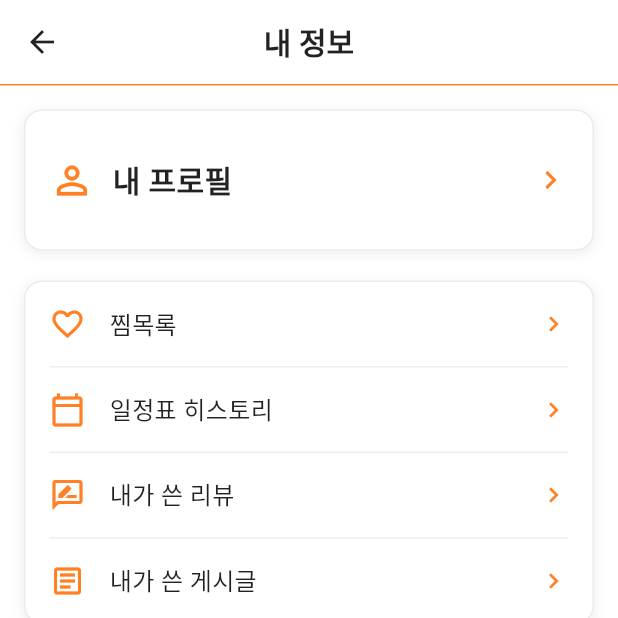
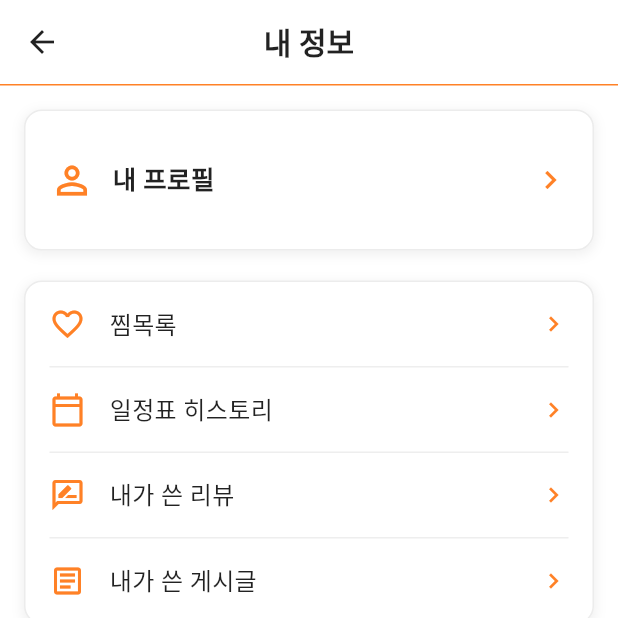
Before and after one commit to sswwdk/EclipseApp, a Flutter app: the MyInfoScreen screen opened directly, on a phone screen of 412 x 824 dp, the top half of it. Run offline on Flutter 3.47's test engine with Material 3 defaults, Android fonts, the phone set to English and light mode, and no system bars; accounts and stored records are empty.

Commit message:
[refactor] 내 정보 글자 크기 변경

```diff
--- a/lib/myinfo/myinfo_screen.dart
+++ b/lib/myinfo/myinfo_screen.dart
@@ -118,7 +118,7 @@ class MyInfoScreen extends StatelessWidget {
                   child: const Text(
                     '내 프로필',
                     style: TextStyle(
-                      fontSize: 20,
+                      fontSize: 17,
                       fontWeight: FontWeight.w600,
                       color: AppTheme.textPrimaryColor,
                     ),
--- a/lib/myinfo/profile_settings_screen.dart
+++ b/lib/myinfo/profile_settings_screen.dart
@@ -115,7 +115,7 @@ class ProfileSettingsScreen extends StatelessWidget {
                   Text(
                     TokenManager.userName ?? '닉네임',
                     style: const TextStyle(
-                      fontSize: 18,
+                      fontSize: 17,
                       fontWeight: FontWeight.w600,
                       color: Colors.black87,
                     ),
```
